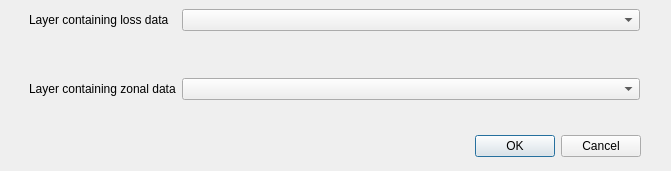
Old version of the form svir/ui_select_layers_to_join.ui in the repository gem/oq-irmt-qgis.
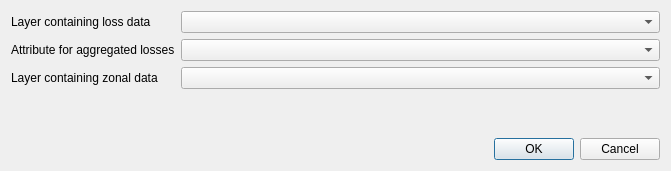
New version of the form.

Commit message: The user can select the aggregated loss attribute to join with SVI data

The edit to the form file:
```diff
--- a/svir/ui_select_layers_to_join.ui
+++ b/svir/ui_select_layers_to_join.ui
@@ -19,38 +19,12 @@
   <property name="modal">
    <bool>true</bool>
   </property>
-  <widget class="QDialogButtonBox" name="buttonBox">
-   <property name="geometry">
-    <rect>
-     <x>300</x>
-     <y>130</y>
-     <width>341</width>
-     <height>32</height>
-    </rect>
-   </property>
-   <property name="orientation">
-    <enum>Qt::Horizontal</enum>
-   </property>
-   <property name="standardButtons">
-    <set>QDialogButtonBox::Cancel|QDialogButtonBox::Ok</set>
-   </property>
-  </widget>
-  <widget class="QWidget" name="formLayoutWidget">
-   <property name="geometry">
-    <rect>
-     <x>29</x>
-     <y>9</y>
-     <width>611</width>
-     <height>91</height>
-    </rect>
-   </property>
+  <layout class="QGridLayout" name="gridLayout">
+   <item row="0" column="0">
    <layout class="QFormLayout" name="formLayout">
-    <item row="1" column="1">
-     <widget class="QComboBox" name="loss_layer_cbox"/>
-    </item>
-    <item row="3" column="1">
-     <widget class="QComboBox" name="zonal_layer_cbox"/>
-    </item>
+     <property name="fieldGrowthPolicy">
+      <enum>QFormLayout::AllNonFixedFieldsGrow</enum>
+     </property>
     <item row="1" column="0">
      <widget class="QLabel" name="loss_layer_lbl">
       <property name="text">
@@ -58,6 +32,9 @@
       </property>
      </widget>
     </item>
+     <item row="1" column="1">
+      <widget class="QComboBox" name="loss_layer_cbox"/>
+     </item>
     <item row="3" column="0">
      <widget class="QLabel" name="zonal_layer_lbl">
       <property name="text">
@@ -65,21 +42,32 @@
       </property>
      </widget>
     </item>
+     <item row="3" column="1">
+      <widget class="QComboBox" name="zonal_layer_cbox"/>
+     </item>
+     <item row="2" column="0">
+      <widget class="QLabel" name="aggr_loss_attr_lbl">
+       <property name="text">
+        <string>Attribute for aggregated losses</string>
+       </property>
+      </widget>
+     </item>
     <item row="2" column="1">
-     <spacer name="verticalSpacer">
+      <widget class="QComboBox" name="aggr_loss_attr_cbox"/>
+     </item>
+    </layout>
+   </item>
+   <item row="1" column="0">
+    <widget class="QDialogButtonBox" name="buttonBox">
       <property name="orientation">
-       <enum>Qt::Vertical</enum>
-      </property>
-      <property name="sizeHint" stdset="0">
-       <size>
-        <width>20</width>
-        <height>40</height>
-       </size>
-      </property>
-     </spacer>
-    </item>
-   </layout>
-  </widget>
+      <enum>Qt::Horizontal</enum>
+     </property>
+     <property name="standardButtons">
+      <set>QDialogButtonBox::Cancel|QDialogButtonBox::Ok</set>
+     </property>
+    </widget>
+   </item>
+  </layout>
  </widget>
  <resources/>
  <connections>
```
Lines whose indentation alone changed are shown as unchanged. The commit also changes 4 other files.
